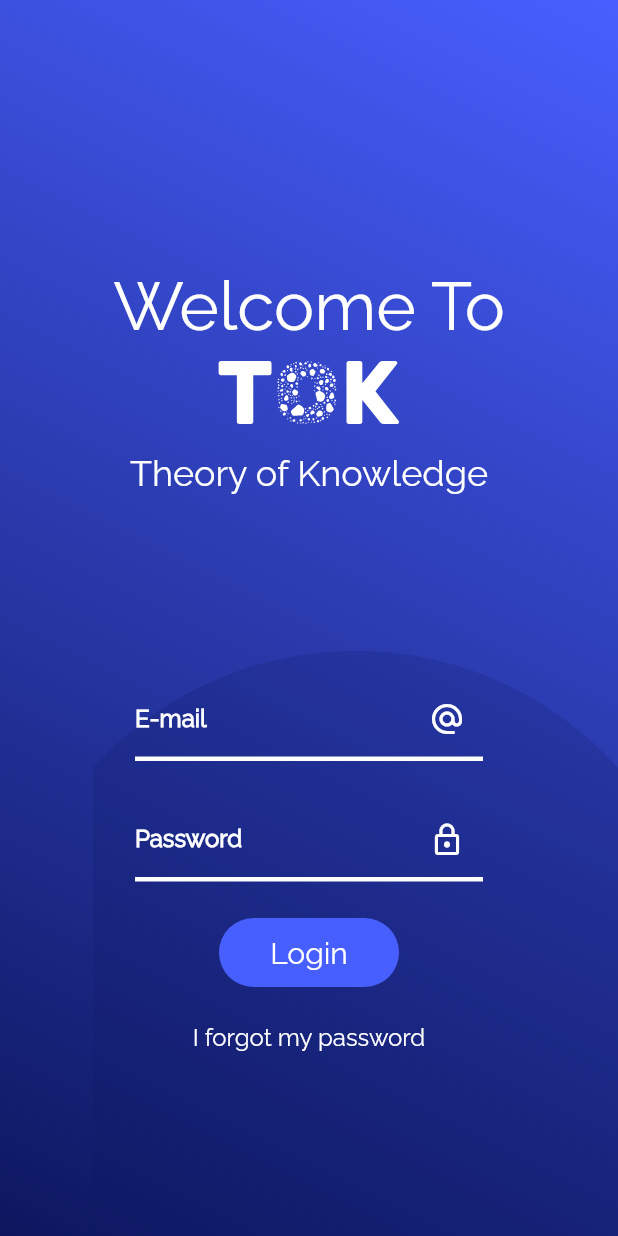
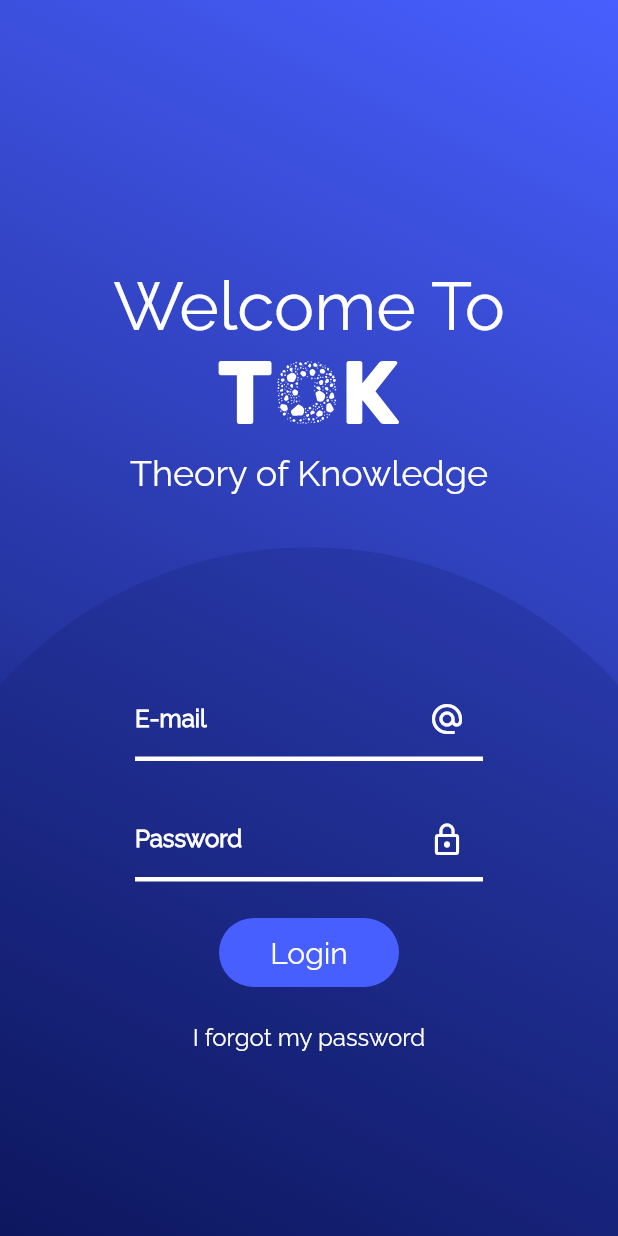
Before and after one commit to furknataman/register-event, a Flutter app: the screen it shows after launch, on a phone screen of 412 x 824 dp. Run offline on Flutter 3.47's test engine with Material 2 defaults, Android fonts, the phone set to English and light mode, and no system bars; our stand-ins replace cloud_firestore, firebase_auth, firebase_core, firebase_messaging, flutter_local_notifications, flutter_riverpod and 5 more; missing offline and left inert: qr_code_scanner; accounts and stored records are empty.

Commit message:
svg dart

```diff
--- a/lib/global/svg.dart
+++ b/lib/global/svg.dart
@@ -2,7 +2,11 @@ import 'package:flutter/material.dart';
 import 'package:flutter_svg/svg.dart';
 
 const String assetName = 'assets/svg/elipseregister.svg';
-final Widget elipse = SvgPicture.asset(assetName, width: 350);
+ Widget elipse(double widthElipse){
+
+return SvgPicture.asset(assetName, width: widthElipse
+);
+}
 
 const String assetName2 = 'assets/svg/TOK.svg';
 
--- a/lib/pages/events/event_page.dart
+++ b/lib/pages/events/event_page.dart
@@ -16,8 +16,6 @@ class Eventspage extends ConsumerStatefulWidget {
 }
 
 class _Eventspage extends ConsumerState<Eventspage> {
-  final List<String> entries = <String>['A', 'B', 'C'];
-  final List<int> colorCodes = <int>[600, 500, 100];
   ClassModelEvents? event;
   _Eventspage({@required this.event});
   String? timeData;
--- a/lib/pages/start/start_page.dart
+++ b/lib/pages/start/start_page.dart
@@ -25,7 +25,11 @@ class StartPage extends ConsumerWidget {
           ],
         )),
         child: Stack(children: [
-          Positioned(bottom: 0, right: 0, child: elipse),
+          Positioned(
+            bottom: 0,
+            right: 0,
+            child: elipse(MediaQuery.of(context).size.width),
+          ),
           Center(
             child: Column(
               mainAxisAlignment: MainAxisAlignment.spaceEvenly,
```
